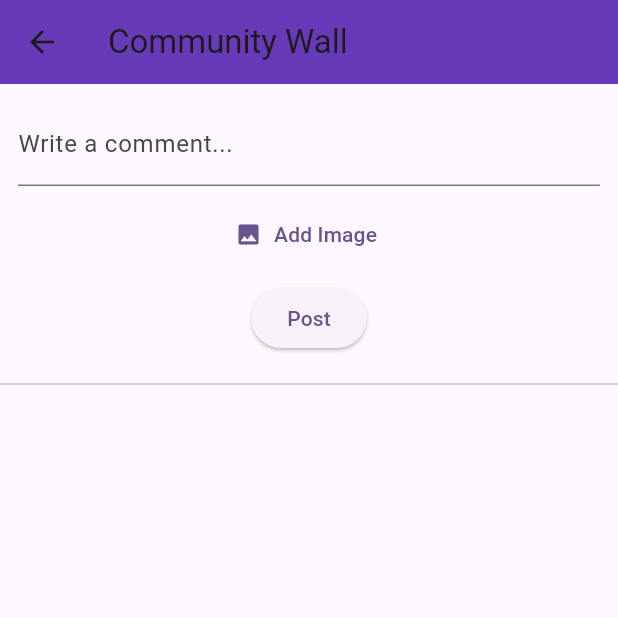
After one commit to hangEX7749/branch_smart, a Flutter app: the WallPage screen opened directly, after a tap on "Post", on a phone screen of 412 x 824 dp, the top half of it. The commit adds this screen. Run offline on Flutter 3.47's test engine with Material 3 defaults, Android fonts, the phone set to English and light mode, and no system bars; our stand-ins replace cloud_firestore, connectivity_plus, firebase_auth, firebase_core, firebase_storage, image_picker and 2 more; accounts and stored records are empty.

Commit message:
wall (cant upload images)

```diff
--- a/lib/screen/home_page/utils/index.dart
+++ b/lib/screen/home_page/utils/index.dart
@@ -2,6 +2,7 @@ export 'package:branch_comm/screen/home_page/view/home.dart';
 export 'package:branch_comm/screen/booking_page/view/booking.dart';
 export 'package:branch_comm/screen/account_page/view/account.dart';
 export 'package:branch_comm/screen/member_page/view/member_list.dart';
+export 'package:branch_comm/screen/wall_page/view/wall.dart';
 
 export 'package:flutter/material.dart';
 export 'package:branch_comm/widgets/bottom_navbar.dart';
--- a/lib/screen/home_page/view/home.dart
+++ b/lib/screen/home_page/view/home.dart
@@ -98,6 +98,12 @@ class _HomeState extends State<Home> {
                       MaterialPageRoute(builder: (_) => MemberListPage()),
                     );
                   }),
+                  _buildServiceTile(Icons.chat_bubble_outline, "Community Wall", () {
+                    Navigator.push(
+                      context,
+                      MaterialPageRoute(builder: (_) => WallPage()),
+                    );
+                  }),
                   _buildServiceTile(Icons.more_horiz, "More"),
                 ],
               ),
--- a/lib/screen/sign_up/view/signup.dart
+++ b/lib/screen/sign_up/view/signup.dart
@@ -26,7 +26,8 @@ class _SignUpState extends State<SignUp> {
   registration() async {
     if (password!=null && email!=null && name!=null) {
       try {
-        UserCredential userCredential = await FirebaseAuth.instance.createUserWithEmailAndPassword(
+
+        await FirebaseAuth.instance.createUserWithEmailAndPassword(
           email: email!,
           password: password!,
         );
--- /dev/null
+++ b/lib/screen/wall_page/view/wall.dart
@@ -0,0 +1,136 @@
+import 'dart:io';
+import 'package:flutter/material.dart';
+import 'package:image_picker/image_picker.dart';
+import 'package:cloud_firestore/cloud_firestore.dart';
+import 'package:firebase_storage/firebase_storage.dart';
+
+class WallPage extends StatefulWidget {
+  const WallPage({super.key});
+
+  @override
+  State<WallPage> createState() => _WallPageState();
+}
+
+class _WallPageState extends State<WallPage> {
+  final TextEditingController _commentController = TextEditingController();
+  File? _imageFile;
+  final ImagePicker _picker = ImagePicker();
+  bool isUploading = false;
+
+  Future<void> _pickImage() async {
+    final pickedFile = await _picker.pickImage(source: ImageSource.gallery);
+    if (pickedFile != null) {
+      setState(() => _imageFile = File(pickedFile.path));
+    }
+  }
+
+  Future<void> _uploadPost() async {
+    if (_commentController.text.isEmpty && _imageFile == null) return;
+
+    setState(() => isUploading = true);
+
+    String? imageUrl;
+    if (_imageFile != null) {
+      final fileName = DateTime.now().millisecondsSinceEpoch.toString();
+      final ref = FirebaseStorage.instance.ref().child('wall_images/$fileName.jpg');
+      await ref.putFile(_imageFile!);
+      imageUrl = await ref.getDownloadURL();
+    }
+
+    await FirebaseFirestore.instance.collection('wall_posts').add({
+      'userId': FirebaseFirestore.instance.collection('users').doc().id, // Replace with actual user ID
+      'comment': _commentController.text,
+      'imageUrl': imageUrl,
+      'timestamp': FieldValue.serverTimestamp(),
+    });
+
+    setState(() {
+      _commentController.clear();
+      _imageFile = null;
+      isUploading = false;
+    });
+  }
+
+  @override
+  Widget build(BuildContext context) {
+    return Scaffold(
+      appBar: AppBar(title: Text('Community Wall'), backgroundColor: Colors.deepPurple),
+      body: Column(
+        children: [
+          Padding(
+            padding: EdgeInsets.all(12),
+            child: Column(
+              children: [
+                TextField(
+                  controller: _commentController,
+                  decoration: InputDecoration(labelText: 'Write a comment...'),
+                ),
+                SizedBox(height: 8),
+                _imageFile != null
+                    ? Stack(
+                        children: [
+                          Image.file(_imageFile!, height: 150),
+                          Positioned(
+                            top: 0,
+                            right: 0,
+                            child: IconButton(
+                              icon: Icon(Icons.close, color: Colors.red),
+                              onPressed: () => setState(() => _imageFile = null),
+                            ),
+                          )
+                        ],
+                      )
+                    : TextButton.icon(
+                        onPressed: _pickImage,
+                        icon: Icon(Icons.image),
+                        label: Text("Add Image"),
+                      ),
+                SizedBox(height: 8),
+                ElevatedButton(
+                  onPressed: isUploading ? null : _uploadPost,
+                  child: isUploading
+                      ? CircularProgressIndicator(color: Colors.white)
+                      : Text('Post'),
+                ),
+              ],
+            ),
+          ),
+          Divider(),
+          Expanded(
+            child: StreamBuilder<QuerySnapshot>(
+              stream: FirebaseFirestore.instance
+                  .collection('wall_posts')
+                  .orderBy('timestamp', descending: true)
+                  .snapshots(),
+              builder: (context, snapshot) {
+                if (snapshot.hasError) return Center(child: Text('Error loading posts'));
+                if (!snapshot.hasData) return Center(child: CircularProgressIndicator());
+
+                final posts = snapshot.data!.docs;
+
+                return ListView.builder(
+                  itemCount: posts.length,
+                  itemBuilder: (context, index) {
+                    final post = posts[index].data() as Map<String, dynamic>;
+                    return Card(
+                      margin: EdgeInsets.symmetric(horizontal: 12, vertical: 6),
+                      child: ListTile(
+                        title: Text(post['comment'] ?? ''),
+                        subtitle: post['imageUrl'] != null
+                            ? Padding(
+                                padding: const EdgeInsets.only(top: 8.0),
+                                child: Image.network(post['imageUrl']),
+                              )
+                            : null,
+                      ),
+                    );
+                  },
+                );
+              },
+            ),
+          ),
+        ],
+      ),
+    );
+  }
+}
--- /dev/null
+++ b/lib/services/database/wall_servide.dart
@@ -0,0 +1,53 @@
+import 'dart:io';
+import 'package:cloud_firestore/cloud_firestore.dart';
+import 'package:firebase_storage/firebase_storage.dart';
+
+class WallService {
+  final _wallPosts = FirebaseFirestore.instance.collection("wall_posts");
+  final _users = FirebaseFirestore.instance.collection("users");
+
+  /// Uploads image to Firebase Storage and returns the download URL
+  Future<String?> uploadImage(File imageFile) async {
+    try {
+      final fileName = DateTime.now().millisecondsSinceEpoch.toString();
+      final ref = FirebaseStorage.instance.ref().child('wall_images/$fileName.jpg');
+      await ref.putFile(imageFile);
+      return await ref.getDownloadURL();
+    } catch (e) {
+      print("Image upload failed: $e");
+      return null;
+    }
+  }
+
+  /// Adds a new wall post
+  Future<void> addWallPost({
+    required String userId,
+    required String comment,
+    String? imageUrl,
+  }) async {
+    try {
+      await _wallPosts.add({
+        "userId": userId,
+        "comment": comment,
+        "imageUrl": imageUrl,
+        "timestamp": FieldValue.serverTimestamp(),
+      });
+    } catch (e) {
+      print("Error adding wall post: $e");
+    }
+  }
+
+  /// Gets wall posts in descending order of timestamp
+  Stream<QuerySnapshot> getWallPosts() {
+    return _wallPosts.orderBy("timestamp", descending: true).snapshots();
+  }
+
+  /// Deletes a wall post by ID
+  Future<void> deleteWallPost(String postId) async {
+    try {
+      await _wallPosts.doc(postId).delete();
+    } catch (e) {
+      print("Error deleting wall post: $e");
+    }
+  }
+}
--- a/pubspec.yaml
+++ b/pubspec.yaml
@@ -50,6 +50,8 @@ dependencies:
   shared_preferences:
   lucide_icons:
   connectivity_plus: ^6.1.4
+  image_picker: ^1.1.2
+  firebase_storage: ^12.4.7
 
 dev_dependencies:
   flutter_test:
```
Also changed, not shown: lib/screen/wall_page/utils/index.dart (added), pubspec.lock, 5 other files.
